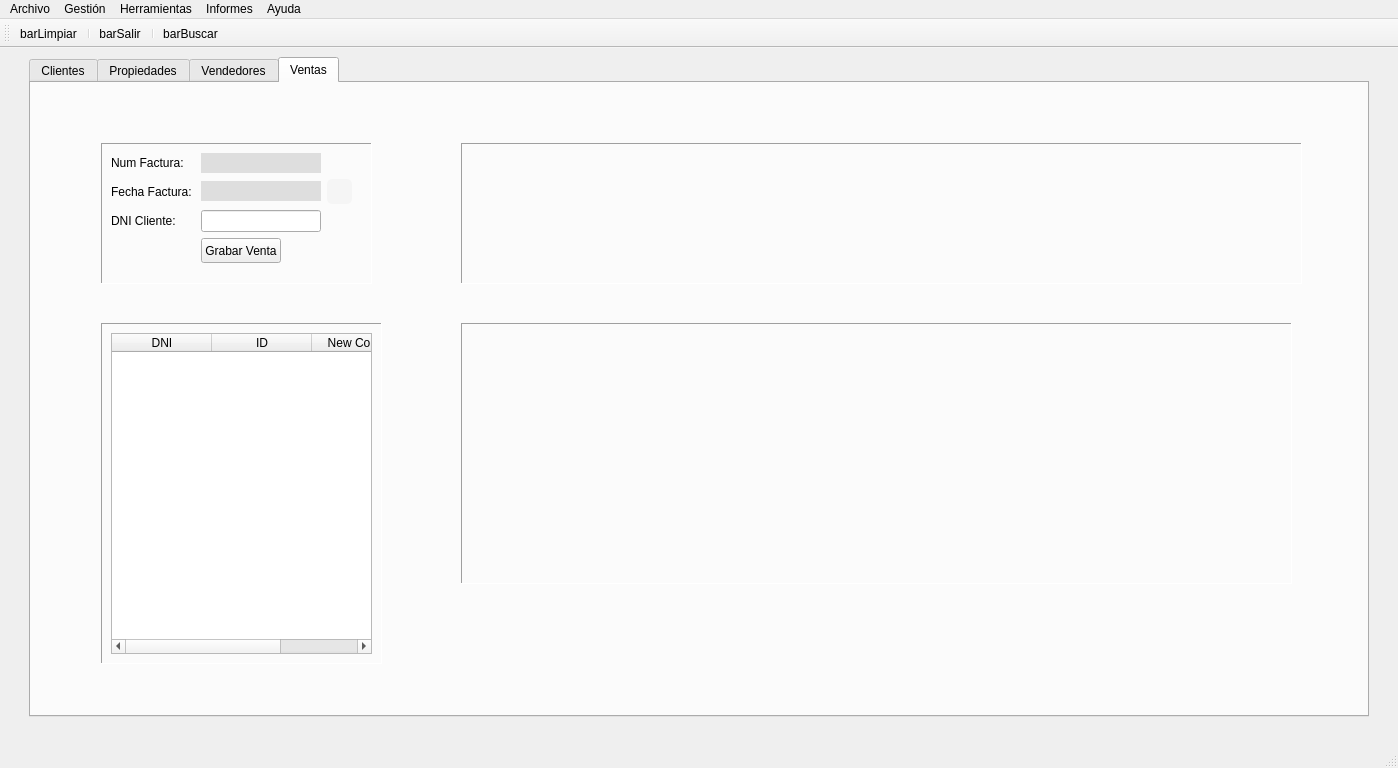
Old version of the form templates/venPrincipal.ui in the repository Semperz/ProyectoDI.
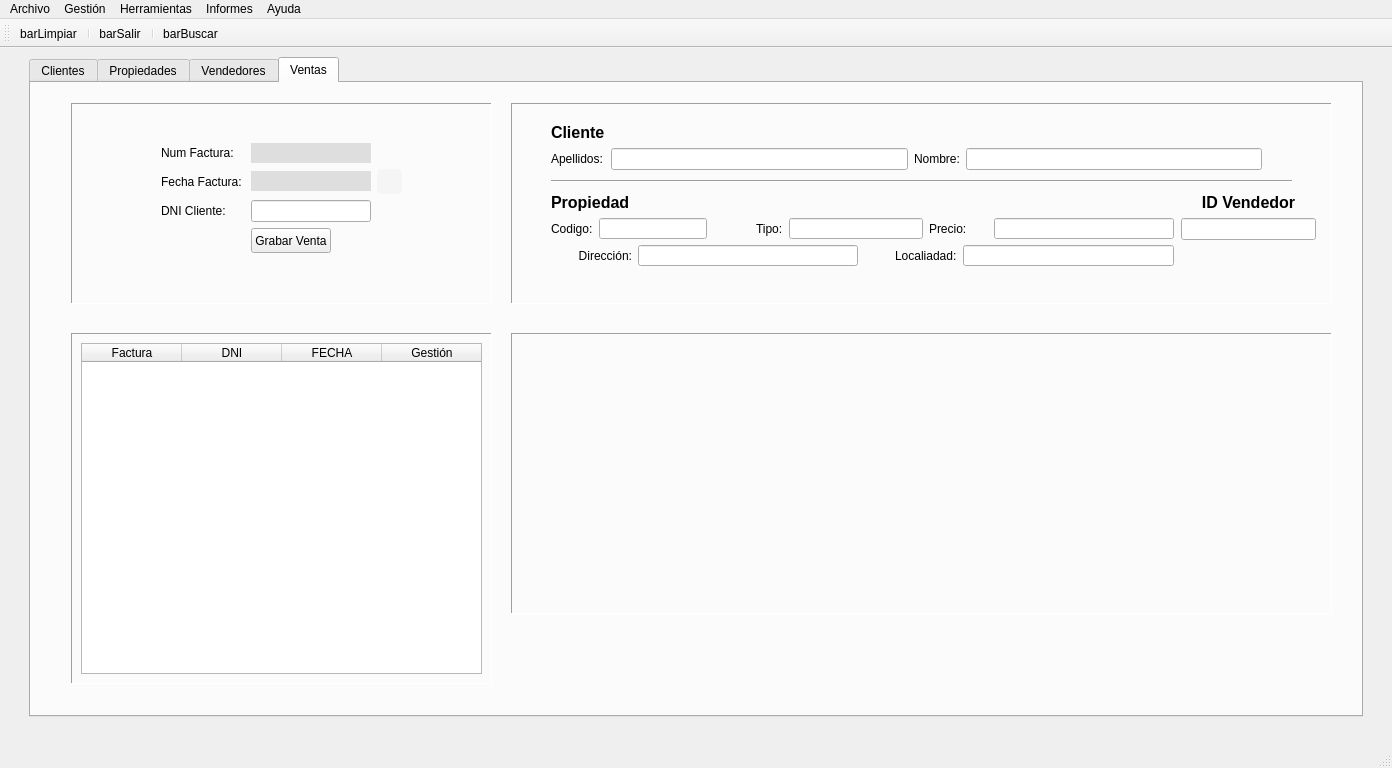
New version of the form. Icons and pictures are not drawn.

Commit message: feat(facturas.py): update facturas

What changed in the file:
```diff
--- a/templates/venPrincipal.ui
+++ b/templates/venPrincipal.ui
@@ -16,6 +16,12 @@
     <verstretch>0</verstretch>
    </sizepolicy>
   </property>
+  <property name="minimumSize">
+   <size>
+    <width>1392</width>
+    <height>768</height>
+   </size>
+  </property>
   <property name="windowTitle">
    <string>InmoTeis</string>
   </property>
@@ -2775,10 +2781,10 @@
        <widget class="QFrame" name="frame">
         <property name="geometry">
          <rect>
-          <x>70</x>
-          <y>60</y>
-          <width>271</width>
-          <height>141</height>
+          <x>40</x>
+          <y>20</y>
+          <width>421</width>
+          <height>201</height>
          </rect>
         </property>
         <property name="frameShape">
@@ -2787,11 +2793,11 @@
         <property name="frameShadow">
          <enum>QFrame::Sunken</enum>
         </property>
-        <widget class="QWidget" name="">
+        <widget class="QWidget" name="layoutWidget">
          <property name="geometry">
           <rect>
-           <x>10</x>
-           <y>10</y>
+           <x>90</x>
+           <y>40</y>
            <width>241</width>
            <height>111</height>
           </rect>
@@ -2946,6 +2952,9 @@
             <property name="alignment">
              <set>Qt::AlignCenter</set>
             </property>
+            <property name="readOnly">
+             <bool>true</bool>
+            </property>
            </widget>
           </item>
          </layout>
@@ -2954,10 +2963,10 @@
        <widget class="QFrame" name="frame_2">
         <property name="geometry">
          <rect>
-          <x>70</x>
-          <y>240</y>
-          <width>281</width>
-          <height>341</height>
+          <x>40</x>
+          <y>250</y>
+          <width>421</width>
+          <height>351</height>
          </rect>
         </property>
         <property name="frameShape">
@@ -2971,10 +2980,24 @@
           <rect>
            <x>10</x>
            <y>10</y>
-           <width>261</width>
-           <height>321</height>
+           <width>401</width>
+           <height>331</height>
           </rect>
          </property>
+         <property name="verticalScrollBarPolicy">
+          <enum>Qt::ScrollBarAlwaysOff</enum>
+         </property>
+         <property name="horizontalScrollBarPolicy">
+          <enum>Qt::ScrollBarAlwaysOff</enum>
+         </property>
+         <property name="alternatingRowColors">
+          <bool>true</bool>
+         </property>
+         <column>
+          <property name="text">
+           <string>Factura</string>
+          </property>
+         </column>
          <column>
           <property name="text">
            <string>DNI</string>
@@ -2982,12 +3005,12 @@
          </column>
          <column>
           <property name="text">
-           <string>ID</string>
+           <string>FECHA</string>
           </property>
          </column>
          <column>
           <property name="text">
-           <string>New Column</string>
+           <string>Gestión</string>
           </property>
          </column>
         </widget>
@@ -2995,10 +3018,10 @@
        <widget class="QFrame" name="frame_3">
         <property name="geometry">
          <rect>
-          <x>430</x>
-          <y>60</y>
-          <width>841</width>
-          <height>141</height>
+          <x>480</x>
+          <y>20</y>
+          <width>821</width>
+          <height>201</height>
          </rect>
         </property>
         <property name="frameShape">
@@ -3007,14 +3030,274 @@
         <property name="frameShadow">
          <enum>QFrame::Sunken</enum>
         </property>
+        <widget class="Line" name="line_3">
+         <property name="geometry">
+          <rect>
+           <x>40</x>
+           <y>70</y>
+           <width>741</width>
+           <height>16</height>
+          </rect>
+         </property>
+         <property name="orientation">
+          <enum>Qt::Horizontal</enum>
+         </property>
+        </widget>
+        <widget class="QWidget" name="layoutWidget">
+         <property name="geometry">
+          <rect>
+           <x>40</x>
+           <y>20</y>
+           <width>711</width>
+           <height>47</height>
+          </rect>
+         </property>
+         <layout class="QGridLayout" name="gridLayout_11">
+          <item row="0" column="0">
+           <widget class="QLabel" name="label_17">
+            <property name="font">
+             <font>
+              <pointsize>12</pointsize>
+              <weight>75</weight>
+              <bold>true</bold>
+             </font>
+            </property>
+            <property name="text">
+             <string>Cliente</string>
+            </property>
+           </widget>
+          </item>
+          <item row="1" column="0">
+           <widget class="QLabel" name="label_19">
+            <property name="text">
+             <string>Apellidos:</string>
+            </property>
+           </widget>
+          </item>
+          <item row="1" column="1">
+           <widget class="QLineEdit" name="txtApelcliven">
+            <property name="readOnly">
+             <bool>true</bool>
+            </property>
+           </widget>
+          </item>
+          <item row="1" column="2">
+           <widget class="QLabel" name="label_21">
+            <property name="text">
+             <string>Nombre:</string>
+            </property>
+           </widget>
+          </item>
+          <item row="1" column="3">
+           <widget class="QLineEdit" name="txtNomcliven">
+            <property name="readOnly">
+             <bool>true</bool>
+            </property>
+           </widget>
+          </item>
+         </layout>
+        </widget>
+        <widget class="QWidget" name="layoutWidget">
+         <property name="geometry">
+          <rect>
+           <x>670</x>
+           <y>90</y>
+           <width>135</width>
+           <height>47</height>
+          </rect>
+         </property>
+         <layout class="QVBoxLayout" name="verticalLayout_6">
+          <item>
+           <widget class="QLabel" name="label_28">
+            <property name="font">
+             <font>
+              <pointsize>12</pointsize>
+              <weight>75</weight>
+              <bold>true</bold>
+             </font>
+            </property>
+            <property name="text">
+             <string>ID Vendedor</string>
+            </property>
+            <property name="alignment">
+             <set>Qt::AlignCenter</set>
+            </property>
+           </widget>
+          </item>
+          <item>
+           <widget class="QLineEdit" name="txtIDven">
+            <property name="alignment">
+             <set>Qt::AlignLeading|Qt::AlignLeft|Qt::AlignVCenter</set>
+            </property>
+            <property name="readOnly">
+             <bool>true</bool>
+            </property>
+           </widget>
+          </item>
+         </layout>
+        </widget>
+        <widget class="QWidget" name="layoutWidget">
+         <property name="geometry">
+          <rect>
+           <x>40</x>
+           <y>90</y>
+           <width>623</width>
+           <height>73</height>
+          </rect>
+         </property>
+         <layout class="QGridLayout" name="gridLayout_12">
+          <item row="2" column="0" colspan="2">
+           <widget class="QLabel" name="label_25">
+            <property name="text">
+             <string>Dirección:</string>
+            </property>
+            <property name="alignment">
+             <set>Qt::AlignRight|Qt::AlignTrailing|Qt::AlignVCenter</set>
+            </property>
+           </widget>
+          </item>
+          <item row="2" column="2" colspan="3">
+           <widget class="QLineEdit" name="txtdirpropven">
+            <property name="minimumSize">
+             <size>
+              <width>220</width>
+              <height>0</height>
+             </size>
+            </property>
+            <property name="alignment">
+             <set>Qt::AlignLeading|Qt::AlignLeft|Qt::AlignVCenter</set>
+            </property>
+            <property name="readOnly">
+             <bool>true</bool>
+            </property>
+           </widget>
+          </item>
+          <item row="1" column="9">
+           <widget class="QLineEdit" name="txtpreciopropven">
+            <property name="minimumSize">
+             <size>
+              <width>150</width>
+              <height>0</height>
+             </size>
+            </property>
+            <property name="maximumSize">
+             <size>
+              <width>180</width>
+              <height>16777215</height>
+             </size>
+            </property>
+            <property name="alignment">
+             <set>Qt::AlignLeading|Qt::AlignLeft|Qt::AlignVCenter</set>
+            </property>
+            <property name="readOnly">
+             <bool>true</bool>
+            </property>
+           </widget>
+          </item>
+          <item row="2" column="6" colspan="2" alignment="Qt::AlignRight">
+           <widget class="QLabel" name="label_26">
+            <property name="text">
+             <string>Localiadad:</string>
+            </property>
+           </widget>
+          </item>
+          <item row="2" column="8" colspan="2">
+           <widget class="QLineEdit" name="txtlocalpropven">
+            <property name="minimumSize">
+             <size>
+              <width>200</width>
+              <height>0</height>
+             </size>
+            </property>
+            <property name="alignment">
+             <set>Qt::AlignLeading|Qt::AlignLeft|Qt::AlignVCenter</set>
+            </property>
+            <property name="readOnly">
+             <bool>true</bool>
+            </property>
+           </widget>
+          </item>
+          <item row="0" column="0" colspan="2">
+           <widget class="QLabel" name="label_22">
+            <property name="font">
+             <font>
+              <pointsize>12</pointsize>
+              <weight>75</weight>
+              <bold>true</bold>
+             </font>
+            </property>
+            <property name="text">
+             <string>Propiedad</string>
+            </property>
+           </widget>
+          </item>
+          <item row="1" column="0">
+           <widget class="QLabel" name="label_23">
+            <property name="text">
+             <string>Codigo:</string>
+            </property>
+           </widget>
+          </item>
+          <item row="1" column="1" colspan="2">
+           <widget class="QLineEdit" name="txtcodpropven">
+            <property name="alignment">
+             <set>Qt::AlignLeading|Qt::AlignLeft|Qt::AlignVCenter</set>
+            </property>
+            <property name="readOnly">
+             <bool>true</bool>
+            </property>
+           </widget>
+          </item>
+          <item row="1" column="3" alignment="Qt::AlignRight">
+           <widget class="QLabel" name="label_24">
+            <property name="text">
+             <string>Tipo:</string>
+            </property>
+           </widget>
+          </item>
+          <item row="1" column="4" colspan="3">
+           <widget class="QLineEdit" name="txtTipopropven">
+            <property name="alignment">
+             <set>Qt::AlignLeading|Qt::AlignLeft|Qt::AlignVCenter</set>
+            </property>
+            <property name="readOnly">
+             <bool>true</bool>
+            </property>
+           </widget>
+          </item>
+          <item row="1" column="7" colspan="2">
+           <widget class="QLabel" name="label_27">
+            <property name="text">
+             <string>Precio:</string>
+            </property>
+           </widget>
+          </item>
+          <item row="2" column="5">
+           <spacer name="horizontalSpacer_36">
+            <property name="orientation">
+             <enum>Qt::Horizontal</enum>
+            </property>
+            <property name="sizeType">
+             <enum>QSizePolicy::Fixed</enum>
+            </property>
+            <property name="sizeHint" stdset="0">
+             <size>
+              <width>20</width>
+              <height>20</height>
+             </size>
+            </property>
+           </spacer>
+          </item>
+         </layout>
+        </widget>
        </widget>
        <widget class="QFrame" name="frame_4">
         <property name="geometry">
          <rect>
-          <x>430</x>
-          <y>240</y>
-          <width>831</width>
-          <height>261</height>
+          <x>480</x>
+          <y>250</y>
+          <width>821</width>
+          <height>281</height>
          </rect>
         </property>
         <property name="frameShape">
```
The commit also changes 10 other files.
